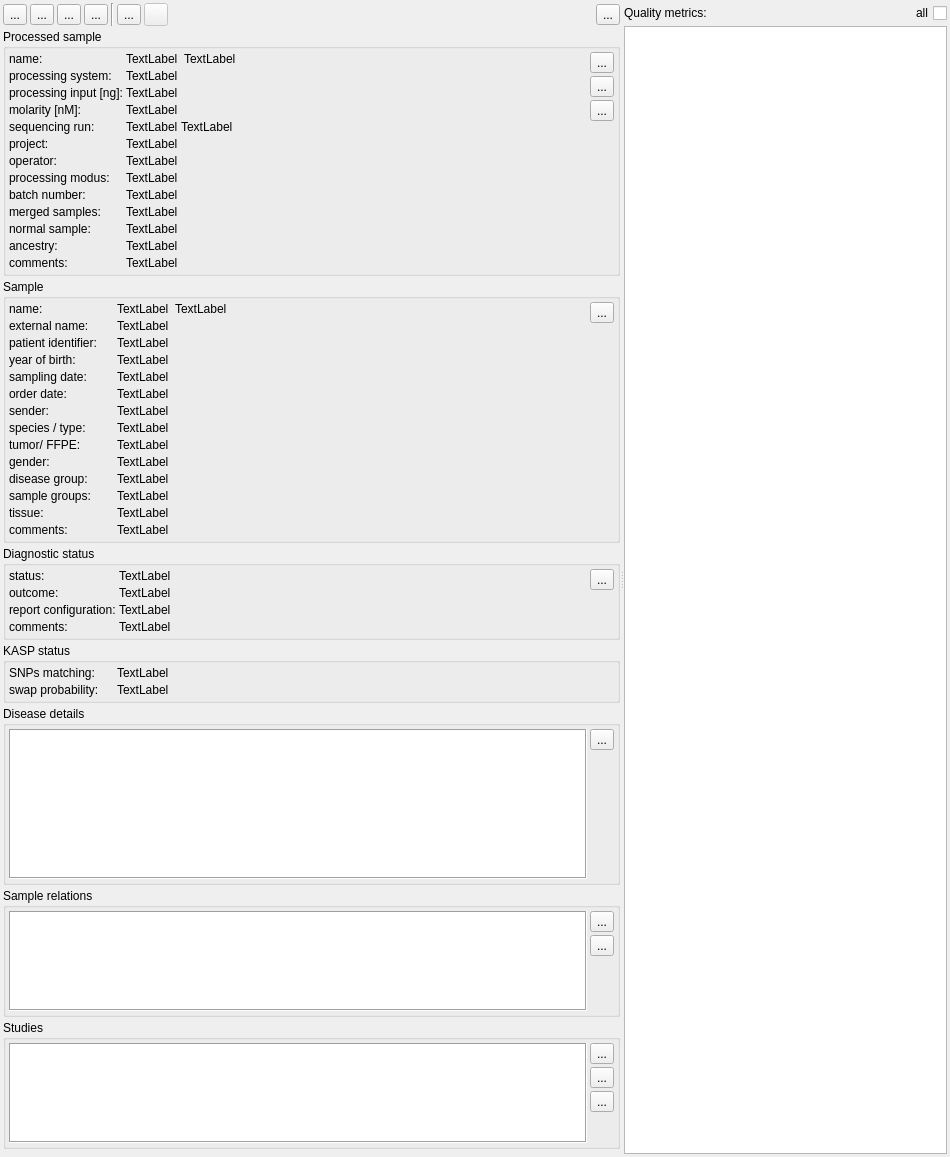
Old version of the form src/GSvar/ProcessedSampleWidget.ui in the repository imgag/ngs-bits.
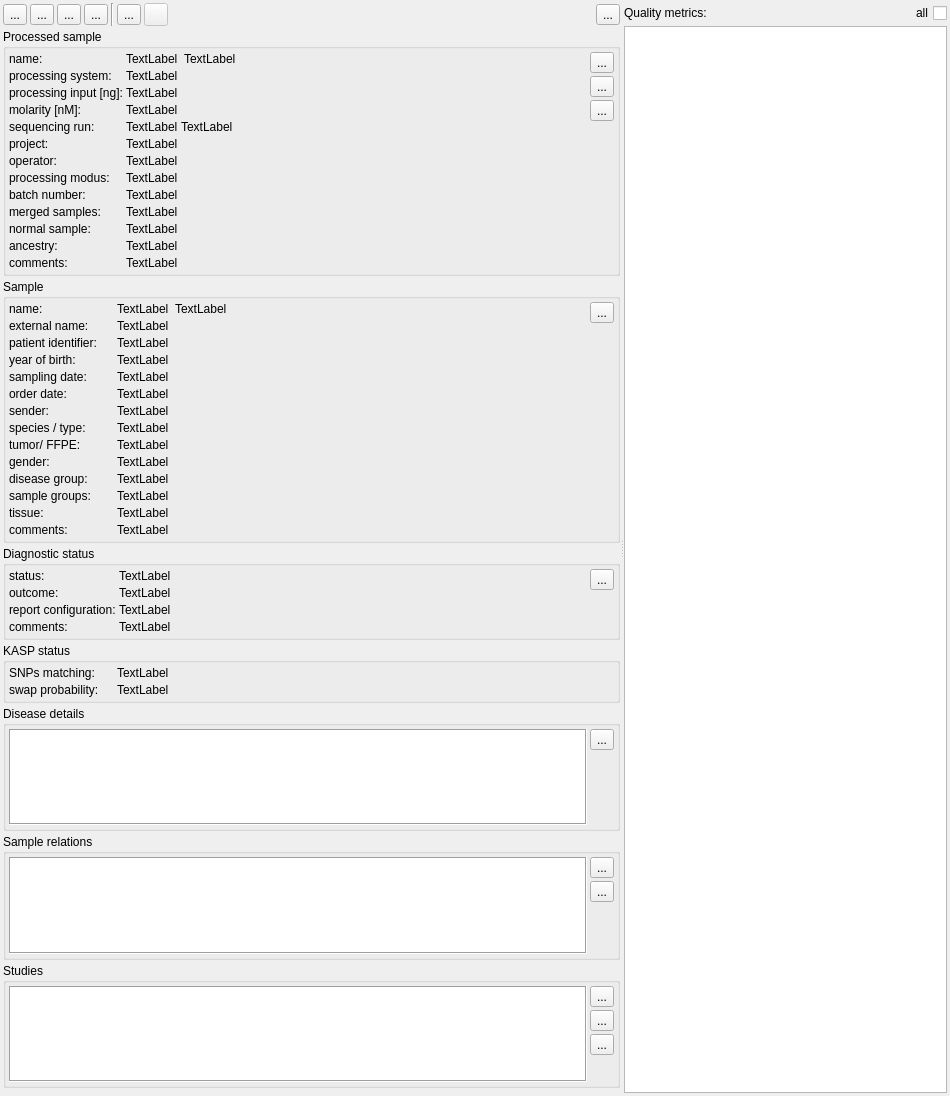
New version of the form. Icons and pictures are not drawn. Custom widgets are drawn as their Qt base class.

Commit message: GSvar: improved layout of gene tab and processed sample tab

Diff of the .ui file:
```diff
--- a/src/GSvar/ProcessedSampleWidget.ui
+++ b/src/GSvar/ProcessedSampleWidget.ui
@@ -1184,13 +1184,13 @@
             <property name="minimumSize">
              <size>
               <width>450</width>
-              <height>150</height>
+              <height>50</height>
              </size>
             </property>
             <property name="maximumSize">
              <size>
               <width>16777215</width>
-              <height>150</height>
+              <height>16777215</height>
              </size>
             </property>
             <property name="frameShape">
@@ -1270,13 +1270,13 @@
             <property name="minimumSize">
              <size>
               <width>450</width>
-              <height>100</height>
+              <height>50</height>
              </size>
             </property>
             <property name="maximumSize">
              <size>
               <width>16777215</width>
-              <height>100</height>
+              <height>16777215</height>
              </size>
             </property>
             <property name="frameShape">
@@ -1373,13 +1373,13 @@
             <property name="minimumSize">
              <size>
               <width>450</width>
-              <height>100</height>
+              <height>50</height>
              </size>
             </property>
             <property name="maximumSize">
              <size>
               <width>16777215</width>
-              <height>100</height>
+              <height>16777215</height>
              </size>
             </property>
             <property name="frameShape">
```
The commit also changes 3 other files.
